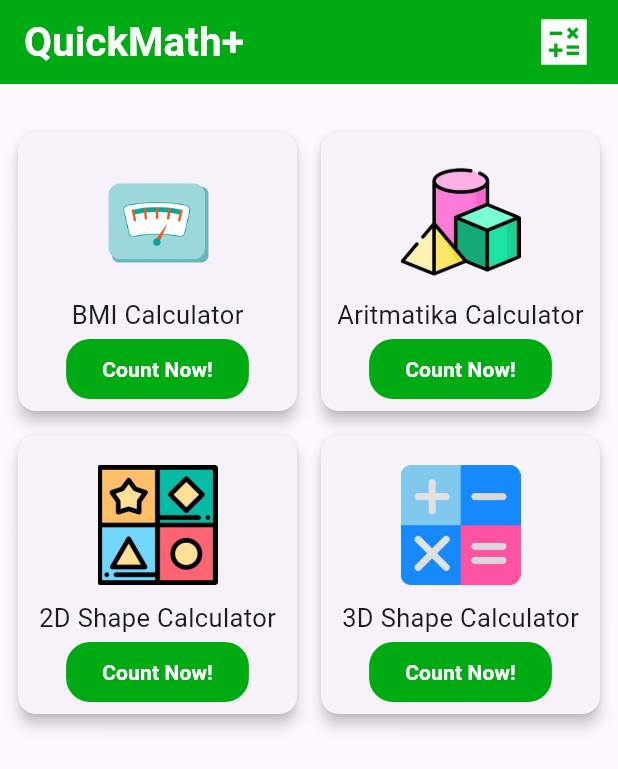
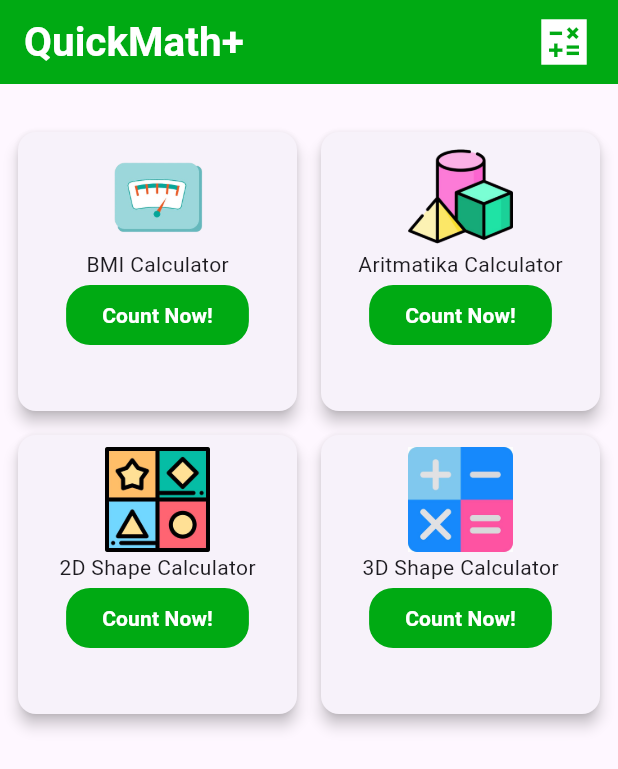
Before and after one commit to ForcesR2N/collaboration_calculator, a Flutter app: the screen it shows after launch, on a phone screen of 412 x 824 dp. Shown: the top 769 px of the screen. Run offline on Flutter 3.47's test engine with Material 3 defaults, Android fonts, the phone set to English and light mode, and no system bars; our stand-ins replace bloc, equatable, flutter_bloc, font_awesome_flutter, stacked_card_carousel, syncfusion_flutter_sliders.

Commit message:
fix card

```diff
--- a/lib/components/my_card.dart
+++ b/lib/components/my_card.dart
@@ -31,17 +31,17 @@ class FancyCard extends StatelessWidget {
     return Card(
       elevation: 4.0,
       child: Padding(
-        padding: const EdgeInsets.all(10.0),
+        padding: const EdgeInsets.all(8.0),
         child: Column(
           children: <Widget>[
             SizedBox(
               width: 80,
-              height: 100,
+              height: 70,
               child: image,
             ),
             Text(
               title,
-              style: TextStyle(fontSize: 17),
+              style: TextStyle(fontSize: 14),
             ),
             OutlinedButton(
               onPressed: onPressed,
```
